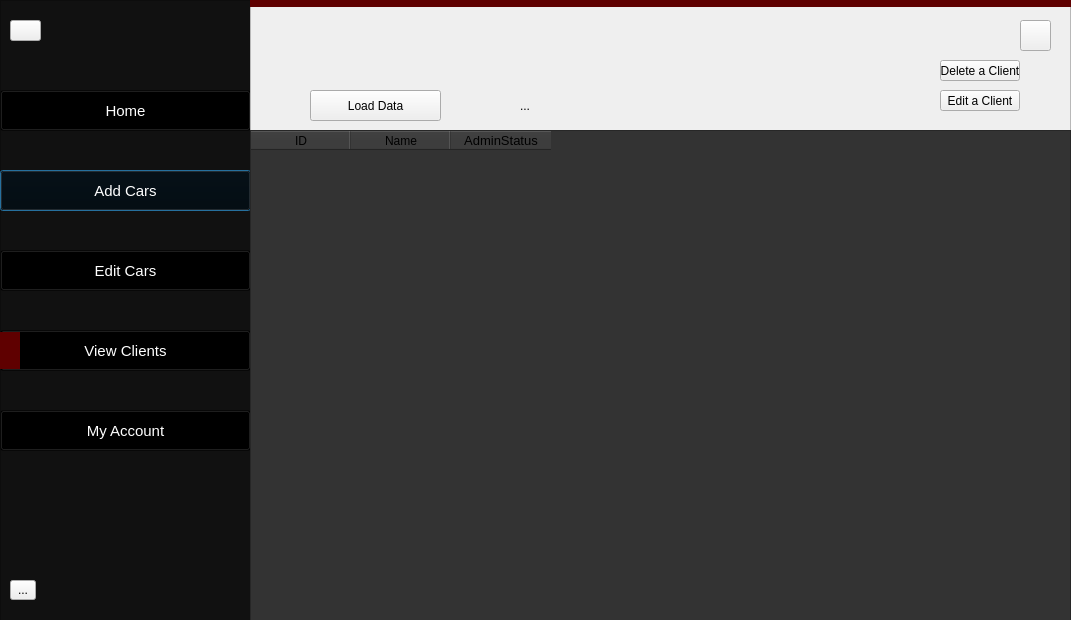
Qt form YES-Car-Rentals/centraladmin_viewclients.ui (Sickojo/Yes-Car-Rentals) before a commit.
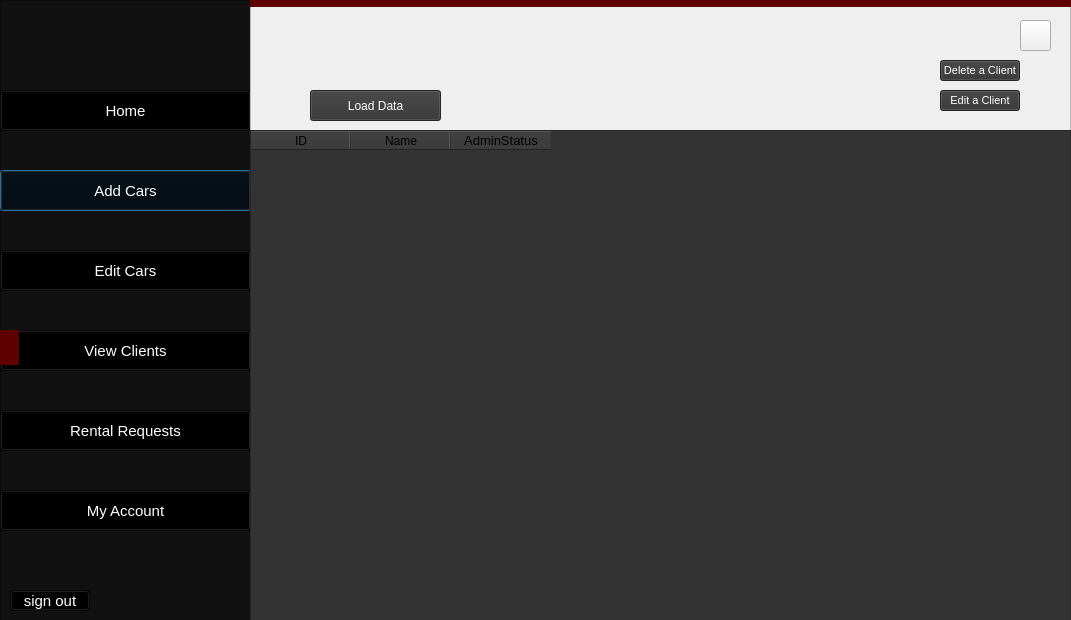
The same form after that commit. Icons and pictures are not drawn.

What changed in the file:
```diff
--- a/YES-Car-Rentals/centraladmin_viewclients.ui
+++ b/YES-Car-Rentals/centraladmin_viewclients.ui
@@ -38,7 +38,7 @@
         color:#ffffff;
 }
 
-QPushButton#HomeButton:hover, QPushButton#AddCars:hover,  QPushButton#EditCars:hover, QPushButton#MyAccount:hover, QPushButton#ViewClients:hover
+QPushButton#HomeButton:hover, QPushButton#AddCars:hover,  QPushButton#EditCars:hover, QPushButton#MyAccount:hover, QPushButton#ViewClients:hover,QPushButton#Rental:hover,QPushButton#signout:hover
 {
         font-size:15px;
         background:#222;
@@ -61,9 +61,9 @@
     <property name="geometry">
      <rect>
       <x>0</x>
-      <y>332</y>
-      <width>20</width>
-      <height>37</height>
+      <y>330</y>
+      <width>19</width>
+      <height>35</height>
      </rect>
     </property>
     <property name="styleSheet">
@@ -99,42 +99,13 @@
      <string>Edit Cars</string>
     </property>
    </widget>
-   <widget class="QToolButton" name="toolButton">
-    <property name="geometry">
-     <rect>
-      <x>10</x>
-      <y>580</y>
-      <width>26</width>
-      <height>20</height>
-     </rect>
-    </property>
-    <property name="text">
-     <string>...</string>
-    </property>
-   </widget>
-   <widget class="QToolButton" name="toolButton_2">
-    <property name="geometry">
-     <rect>
-      <x>10</x>
-      <y>20</y>
-      <width>31</width>
-      <height>21</height>
-     </rect>
-    </property>
-    <property name="styleSheet">
-     <string notr="true">border-image:url(L:/UNI/Projects/Project one/Grind/Project/QT/data/icons/home.png)0 0 0 0 stretch stretch;</string>
-    </property>
-    <property name="text">
-     <string/>
-    </property>
-   </widget>
    <widget class="QLabel" name="label_3">
     <property name="geometry">
      <rect>
       <x>20</x>
       <y>90</y>
-      <width>41</width>
-      <height>31</height>
+      <width>35</width>
+      <height>35</height>
      </rect>
     </property>
     <property name="text">
@@ -158,7 +129,7 @@
     <property name="geometry">
      <rect>
       <x>0</x>
-      <y>410</y>
+      <y>490</y>
       <width>251</width>
       <height>41</height>
      </rect>
@@ -180,6 +151,98 @@
      <string>View Clients</string>
     </property>
    </widget>
+   <widget class="QPushButton" name="Rental">
+    <property name="geometry">
+     <rect>
+      <x>0</x>
+      <y>410</y>
+      <width>251</width>
+      <height>41</height>
+     </rect>
+    </property>
+    <property name="text">
+     <string>Rental Requests</string>
+    </property>
+   </widget>
+   <widget class="QLabel" name="label_5">
+    <property name="geometry">
+     <rect>
+      <x>20</x>
+      <y>170</y>
+      <width>35</width>
+      <height>35</height>
+     </rect>
+    </property>
+    <property name="text">
+     <string/>
+    </property>
+   </widget>
+   <widget class="QLabel" name="label_6">
+    <property name="geometry">
+     <rect>
+      <x>20</x>
+      <y>250</y>
+      <width>35</width>
+      <height>35</height>
+     </rect>
+    </property>
+    <property name="text">
+     <string/>
+    </property>
+   </widget>
+   <widget class="QLabel" name="label_7">
+    <property name="geometry">
+     <rect>
+      <x>20</x>
+      <y>330</y>
+      <width>35</width>
+      <height>35</height>
+     </rect>
+    </property>
+    <property name="text">
+     <string/>
+    </property>
+   </widget>
+   <widget class="QLabel" name="label_8">
+    <property name="geometry">
+     <rect>
+      <x>20</x>
+      <y>410</y>
+      <width>35</width>
+      <height>35</height>
+     </rect>
+    </property>
+    <property name="text">
+     <string/>
+    </property>
+   </widget>
+   <widget class="QLabel" name="label_9">
+    <property name="geometry">
+     <rect>
+      <x>20</x>
+      <y>490</y>
+      <width>35</width>
+      <height>35</height>
+     </rect>
+    </property>
+    <property name="text">
+     <string/>
+    </property>
+   </widget>
+   <widget class="QPushButton" name="signout">
+    <property name="geometry">
+     <rect>
+      <x>10</x>
+      <y>590</y>
+      <width>80</width>
+      <height>21</height>
+     </rect>
+    </property>
+    <property name="text">
+     <string>sign out</string>
+    </property>
+   </widget>
+   <zorder>Rental</zorder>
    <zorder>AddCars</zorder>
    <zorder>EditCars</zorder>
    <zorder>toolButton</zorder>
@@ -200,12 +263,13 @@
     </rect>
    </property>
    <property name="styleSheet">
-    <string notr="true">QPushButton#LoadClientsButton
+    <string notr="true">QPushButton#LoadClientsButton,QPushButton#EditClientButton,QPushButton#DeleteClientButton
 {
-	color:black;
+	color:white;
+	background-color:#333;
 }
 
-QPushButton#LoadClientsButton:hover
+QPushButton#LoadClientsButton:hover,QPushButton#EditClientButton:hover,QPushButton#DeleteClientButton:hover
 {
 	color:black;
 }
@@ -328,22 +392,6 @@
      <string>Load Data</string>
     </property>
    </widget>
-   <widget class="QLabel" name="Testlbl">
-    <property name="geometry">
-     <rect>
-      <x>270</x>
-      <y>95</y>
-      <width>271</width>
-      <height>21</height>
-     </rect>
-    </property>
-    <property name="styleSheet">
-     <string notr="true">color:black;</string>
-    </property>
-    <property name="text">
-     <string>...</string>
-    </property>
-   </widget>
    <widget class="QPushButton" name="EditClientButton">
     <property name="geometry">
      <rect>
@@ -353,6 +401,10 @@
       <height>21</height>
      </rect>
     </property>
+    <property name="styleSheet">
+     <string notr="true">	font-size:11px;
+</string>
+    </property>
     <property name="text">
      <string>Edit a Client</string>
     </property>
@@ -366,6 +418,10 @@
       <height>21</height>
      </rect>
     </property>
+    <property name="styleSheet">
+     <string notr="true">	font-size:11px;
+</string>
+    </property>
     <property name="text">
      <string>Delete a Client</string>
     </property>
```
Left out of the diff: 20 changed lines with no effect on the pictures.
